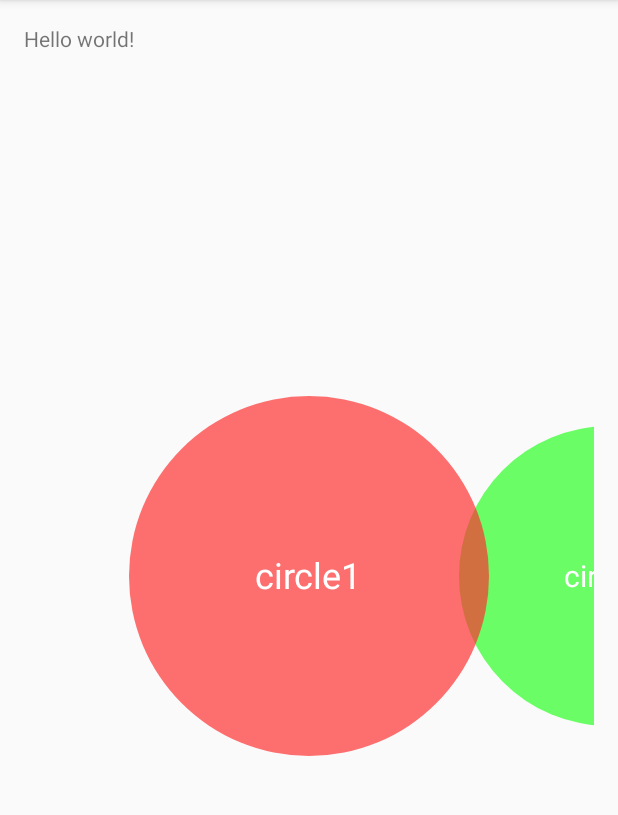
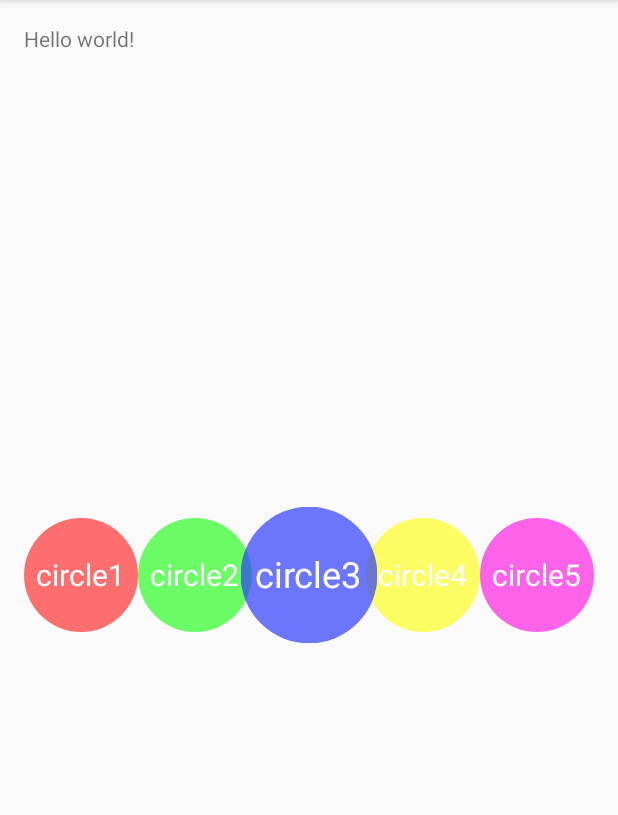
Before and after one commit to mufans/LoopScrollCircleLabel, an Android app: the screen it shows after launch (MainActivity), on a phone screen of 412 x 824 dp, the part 84-899 px from its top. Run offline under Robolectric (Android 15) with nearby library versions, the phone set to English and light mode, and no system bars.

Commit message:
初步实现循环滚动

```diff
--- /dev/null
+++ b/app/src/main/java/com/mufans/loopscrollcirclelabel/BaseAdapter.java
@@ -0,0 +1,29 @@
+package com.mufans.loopscrollcirclelabel;
+
+import android.view.View;
+import android.view.ViewGroup;
+
+/**
+ * Created by liujun on 16-1-17.
+ * 适配器基类
+ */
+public abstract class BaseAdapter {
+
+    /**
+     * 获取数据个数
+     *
+     * @return
+     */
+    public abstract int getCount();
+
+    /**
+     * 获取itemView
+     *
+     * @param pos
+     * @param itemView
+     * @param containerView
+     * @return
+     */
+    public abstract View getItemView(int pos, View itemView, ViewGroup containerView);
+
+}
--- /dev/null
+++ b/app/src/main/java/com/mufans/loopscrollcirclelabel/CircleAdapter.java
@@ -0,0 +1,56 @@
+package com.mufans.loopscrollcirclelabel;
+
+import android.content.Context;
+import android.view.LayoutInflater;
+import android.view.View;
+import android.view.ViewGroup;
+import android.widget.TextView;
+
+import java.util.List;
+
+/**
+ * Created by liujun on 16-1-17.
+ */
+public class CircleAdapter extends BaseAdapter {
+
+
+    private Context context;
+    private LayoutInflater layoutInflater;
+    private List<CircleItem> data;
+
+    public CircleAdapter(Context context, List<CircleItem> data) {
+        this.context = context;
+        layoutInflater = LayoutInflater.from(context);
+        this.data = data;
+    }
+
+    @Override
+    public int getCount() {
+        return data == null ? 0 : data.size();
+    }
+
+    @Override
+    public View getItemView(int pos, View itemView, ViewGroup containerView) {
+
+        ViewHolder viewHolder = null;
+
+        if (itemView == null) {
+            itemView = layoutInflater.inflate(R.layout.circle_item, containerView,false);
+            viewHolder = new ViewHolder();
+            viewHolder.itemView = itemView;
+            viewHolder.textView = (TextView) itemView.findViewById(R.id.txt);
+            itemView.setTag(viewHolder);
+        } else {
+            viewHolder = (ViewHolder) itemView.getTag();
+        }
+        CircleItem circleItem = data.get(pos);
+        viewHolder.itemView.setBackgroundResource(circleItem.color);
+        viewHolder.textView.setText(circleItem.txt);
+        return itemView;
+    }
+
+    private static class ViewHolder {
+        private View itemView;
+        private TextView textView;
+    }
+}
--- /dev/null
+++ b/app/src/main/java/com/mufans/loopscrollcirclelabel/LooperAdapterWrapper.java
@@ -0,0 +1,77 @@
+package com.mufans.loopscrollcirclelabel;
+
+import android.util.Log;
+import android.view.View;
+import android.view.ViewGroup;
+
+/**
+ * Created by liujun on 16-1-17.
+ * 实现循环滚动的适配器
+ */
+public class LooperAdapterWrapper extends BaseAdapter {
+
+
+    private BaseAdapter adapter;
+    private int maxCount;
+
+    /**
+     * @param maxCount 最大可见数
+     * @param adapter
+     */
+    public LooperAdapterWrapper(int maxCount, BaseAdapter adapter) {
+        this.maxCount = maxCount;
+        this.adapter = adapter;
+    }
+
+
+    @Override
+    public int getCount() {
+        int count = adapter.getCount();
+        if (count > maxCount) {
+            count = maxCount + 2;
+        } else {
+            count += 2;
+        }
+        return count;
+    }
+
+    @Override
+    public View getItemView(int pos, View itemView, ViewGroup containerView) {
+        if (pos == 0) {
+            return adapter.getItemView(adapter.getCount() - 1, itemView, containerView);
+        } else if (pos == getCount() - 1) {
+            return adapter.getItemView(0, itemView, containerView);
+        }
+        return adapter.getItemView(pos - 1, itemView, containerView);
+    }
+
+
+    public View getItemView(int pos, int firstVisiblePos, View itemView, ViewGroup containerView) {
+
+        int realPos = 0;
+
+        if (pos == 0) {
+            realPos = firstVisiblePos - 1;
+            if (realPos < 0) {
+
+                realPos += getDataCount();
+            }
+        } else if (pos == maxCount + 1) {
+            realPos = firstVisiblePos + maxCount;
+
+            if (realPos > getDataCount() - 1) {
+                realPos -= getDataCount();
+            }
+
+        } else {
+            realPos = firstVisiblePos + pos - 1;
+        }
+
+        Log.d("looperAdapter", pos + "_____" + firstVisiblePos + "________" + realPos);
+        return adapter.getItemView(realPos, itemView, containerView);
+    }
+
+    public int getDataCount() {
+        return adapter.getCount();
+    }
+}
--- a/app/src/main/java/com/mufans/loopscrollcirclelabel/LooperScrollContainer.java
+++ b/app/src/main/java/com/mufans/loopscrollcirclelabel/LooperScrollContainer.java
@@ -16,11 +16,13 @@ import java.util.List;
 /**
  * Created by liujun on 16-1-16.
  * 循环滚动的容器
+ * TODO:1.实现相邻圆缩放时相切 2.根据离中心距离缩放 3.处理viewlist的size<SCREEN_SHOW_COUNT的情况 4.缩放参数作为自定义属性
  */
 public class LooperScrollContainer extends ViewGroup {
 
     private static final String TAG = LooperScrollContainer.class.getName();
 
+    private static final int SCREEN_SHOW_COUNT = 5;
     private static final float SCALE_FACTOR = 0.2f; //缩放倍率
     private static final int STATUS_REST = 0;
     private static final int STATUS_MOVE = 1;
@@ -35,6 +37,11 @@ public class LooperScrollContainer extends ViewGroup {
     private int downX, downY;
     private int lastX, lastY;
     private int touchSlop;
+    private boolean canLoop;
+    private int maxCount;
+    private int firstVisiblePos;
+
+    private LooperAdapterWrapper looperAdapterWrapper;
 
     private List<View> viewlist = new LinkedList<>();
 
@@ -55,16 +62,23 @@ public class LooperScrollContainer extends ViewGroup {
 
     private void init(Context context) {
         touchSlop = ViewConfiguration.get(context).getScaledTouchSlop();
+        selectedPos = 2;
     }
 
     @Override
     protected void onMeasure(int widthMeasureSpec, int heightMeasureSpec) {
-        measureChildren(widthMeasureSpec, heightMeasureSpec);
+
+        // measureChildren(widthMeasureSpec, heightMeasureSpec);
         int width = MeasureSpec.getSize(widthMeasureSpec);
         int height = MeasureSpec.getSize(heightMeasureSpec);
+
+        childWidth = width / SCREEN_SHOW_COUNT;
+        childHeight = childWidth;
+        measureChildren(MeasureSpec.makeMeasureSpec(childWidth, MeasureSpec.EXACTLY), MeasureSpec.makeMeasureSpec(childWidth, MeasureSpec.EXACTLY));
+
         if (getChildCount() > 0) {
-            childWidth = getChildAt(0).getMeasuredWidth();
-            childHeight = getChildAt(0).getMeasuredHeight();
+//            childWidth = getChildAt(0).getMeasuredWidth();
+//            childHeight = getChildAt(0).getMeasuredHeight();
             height = (int) (childHeight * SCALE_FACTOR + childHeight + 0.5f);
         }
         setMeasuredDimension(width, height);
@@ -76,7 +90,7 @@ public class LooperScrollContainer extends ViewGroup {
         int height = getMeasuredHeight();
         int centerX = width / 2;
         int centerY = height / 2;
-        int left = centerX - childWidth / 2;
+        int left = -1 * childWidth;//0;//centerX - childWidth / 2;
         int top = centerY - childHeight / 2;
         int frontIndex = 0;
         float maxRatio = 0;
@@ -201,14 +215,7 @@ public class LooperScrollContainer extends ViewGroup {
 
     private void moveBy(int deltaX) {
         offsetX += deltaX;
-        Log.d(TAG, "moveBy:" + deltaX);
-        selectedPos = (-2) * offsetX / childWidth;
-        if (selectedPos < 0) {
-            selectedPos = 0;
-        } else if (selectedPos > getChildCount() - 1) {
-            selectedPos = getChildCount() - 1;
-        }
-        Log.d(TAG, "selectedPos:" + selectedPos);
+        adjustViewOrder();
         requestLayout();
     }
 
@@ -219,16 +226,27 @@ public class LooperScrollContainer extends ViewGroup {
         Log.d(TAG, "retainX:" + retainX);
         if (Math.abs(retainX) > childWidth / 2) {
             Log.d(TAG, "retainX:>");
-            to -= childWidth + retainX;
+            if (retainX > 0) {
+                to += childWidth - retainX;
+            } else {
+                to -= childWidth + retainX;
+            }
         } else {
             Log.d(TAG, "retainX:<");
             to -= retainX;
+
+
         }
+
         ValueAnimator valueAnimator = ValueAnimator.ofInt(from, to);
         valueAnimator.addUpdateListener(new ValueAnimator.AnimatorUpdateListener() {
             @Override
             public void onAnimationUpdate(ValueAnimator animation) {
                 offsetX = (int) animation.getAnimatedValue();
+                if (animation.getAnimatedFraction() == 1) {
+                    adjustViewOrder();
+                    offsetX = 0;
+                }
                 requestLayout();
             }
         });
@@ -236,4 +254,55 @@ public class LooperScrollContainer extends ViewGroup {
         valueAnimator.setInterpolator(new LinearInterpolator());
         valueAnimator.start();
     }
+
+    private void adjustViewOrder() {
+        View view = null;
+        if (offsetX <= -1 * childWidth) {
+            view = viewlist.get(0);
+            viewlist.remove(0);
+            viewlist.add(view);
+            offsetX += childWidth;
+            selectedPos++;
+        } else if (offsetX >= childWidth) {
+            view = viewlist.remove(viewlist.size() - 1);
+            viewlist.add(0, view);
+            offsetX -= childWidth;
+            selectedPos--;
+        }
+
+        int dataCount = looperAdapterWrapper.getDataCount();
+
+        Log.d(TAG, "anim:before" + selectedPos);
+        if (selectedPos >= dataCount) {
+            selectedPos = 0;
+        } else if (selectedPos < 0) {
+
+            selectedPos += dataCount;
+        }
+
+        firstVisiblePos = selectedPos - 2;
+        if (firstVisiblePos < 0) {
+            firstVisiblePos += dataCount;
+        }
+        if (view != null) {
+            int pos = viewlist.indexOf(view);
+            Log.d(TAG, "anim:" + selectedPos + ":" + firstVisiblePos + ":" + pos);
+            looperAdapterWrapper.getItemView(pos, firstVisiblePos, view, LooperScrollContainer.this);
+        }
+
+
+    }
+
+    public void setAdapter(BaseAdapter adapter) {
+        viewlist.clear();
+        removeAllViews();
+        looperAdapterWrapper = new LooperAdapterWrapper(SCREEN_SHOW_COUNT, adapter);
+        for (int i = 0; i < looperAdapterWrapper.getCount(); i++) {
+            View itemView = looperAdapterWrapper.getItemView(i, firstVisiblePos, null, this);
+            viewlist.add(itemView);
+            addView(itemView);
+        }
+        offsetX = 0;
+        requestLayout();
+    }
 }
--- a/app/src/main/java/com/mufans/loopscrollcirclelabel/MainActivity.java
+++ b/app/src/main/java/com/mufans/loopscrollcirclelabel/MainActivity.java
@@ -5,12 +5,34 @@ import android.os.Bundle;
 import android.view.Menu;
 import android.view.MenuItem;
 
+import java.util.ArrayList;
+import java.util.List;
+
 public class MainActivity extends AppCompatActivity {
 
+    LooperScrollContainer looperScrollContainer;
     @Override
     protected void onCreate(Bundle savedInstanceState) {
         super.onCreate(savedInstanceState);
         setContentView(R.layout.activity_main);
+        looperScrollContainer = (LooperScrollContainer) findViewById(R.id.looperSrollContainer);
+        CircleItem circleItem1 = new CircleItem("circle1",R.drawable.circle);
+        CircleItem circleItem2 = new CircleItem("circle2",R.drawable.circle1);
+        CircleItem circleItem3 = new CircleItem("circle3",R.drawable.circle2);
+        CircleItem circleItem4 = new CircleItem("circle4",R.drawable.circle3);
+        CircleItem circleItem5 = new CircleItem("circle5",R.drawable.circle4);
+        CircleItem circleItem6 = new CircleItem("circle6",R.drawable.circle);
+        CircleItem circleItem7 = new CircleItem("circle7",R.drawable.circle1);
+        List<CircleItem> list = new ArrayList<>();
+        list.add(circleItem1);
+        list.add(circleItem2);
+        list.add(circleItem3);
+        list.add(circleItem4);
+        list.add(circleItem5);
+        list.add(circleItem6);
+        list.add(circleItem7);
+        CircleAdapter circleAdapter = new CircleAdapter(this, list);
+        looperScrollContainer.setAdapter(circleAdapter);
     }
 
     @Override
--- a/app/src/main/res/layout/activity_main.xml
+++ b/app/src/main/res/layout/activity_main.xml
@@ -8,76 +8,10 @@
     <TextView android:text="@string/hello_world" android:layout_width="wrap_content"
         android:layout_height="wrap_content" />
     <com.mufans.loopscrollcirclelabel.LooperScrollContainer
+        android:id="@+id/looperSrollContainer"
         android:layout_width="match_parent"
         android:layout_centerInParent="true"
         android:layout_height="wrap_content">
-        <RelativeLayout
-            android:layout_width="200dp"
-            android:layout_height="200dp"
-            android:background="@drawable/circle">
-
-            <TextView
-                android:layout_width="wrap_content"
-                android:layout_height="wrap_content"
-                android:layout_centerInParent="true"
-                android:textColor="@android:color/white"
-                android:textSize="20sp"
-                android:text="circle1" />
-        </RelativeLayout>
-
-        <RelativeLayout
-            android:layout_width="200dp"
-            android:layout_height="200dp"
-            android:background="@drawable/circle1">
-
-            <TextView
-                android:layout_width="wrap_content"
-                android:layout_height="wrap_content"
-                android:layout_centerInParent="true"
-                android:text="circle2"
-                android:textColor="@android:color/white"
-                android:textSize="20sp" />
-        </RelativeLayout>
-
-        <RelativeLayout
-            android:layout_width="200dp"
-            android:layout_height="200dp"
-            android:background="@drawable/circle2">
-
-            <TextView
-                android:layout_width="wrap_content"
-                android:layout_height="wrap_content"
-                android:layout_centerInParent="true"
-                android:textColor="@android:color/white"
-                android:textSize="20sp"
-                android:text="circle3" />
-        </RelativeLayout>
-        <RelativeLayout
-            android:layout_width="200dp"
-            android:layout_height="200dp"
-            android:background="@drawable/circle3">
-
-            <TextView
-                android:layout_width="wrap_content"
-                android:layout_height="wrap_content"
-                android:layout_centerInParent="true"
-                android:textColor="@android:color/white"
-                android:textSize="20sp"
-                android:text="circle4" />
-        </RelativeLayout>
-        <RelativeLayout
-            android:layout_width="200dp"
-            android:layout_height="200dp"
-            android:background="@drawable/circle4">
-
-            <TextView
-                android:layout_width="wrap_content"
-                android:layout_height="wrap_content"
-                android:layout_centerInParent="true"
-                android:textColor="@android:color/white"
-                android:textSize="20sp"
-                android:text="circle5" />
-        </RelativeLayout>
 
     </com.mufans.loopscrollcirclelabel.LooperScrollContainer>
 
--- a/app/src/main/res/layout/circle_item.xml
+++ b/app/src/main/res/layout/circle_item.xml
@@ -1,6 +1,16 @@
 <?xml version="1.0" encoding="utf-8"?>
-<LinearLayout xmlns:android="http://schemas.android.com/apk/res/android"
-    android:orientation="vertical" android:layout_width="match_parent"
-    android:layout_height="match_parent">
+<RelativeLayout xmlns:android="http://schemas.android.com/apk/res/android"
+    android:id="@+id/item"
+    android:layout_width="match_parent"
+    android:layout_height="match_parent"
+    android:background="@drawable/circle4">
 
-</LinearLayout>
+    <TextView
+        android:id="@+id/txt"
+        android:layout_width="wrap_content"
+        android:layout_height="wrap_content"
+        android:layout_centerInParent="true"
+        android:text="circle5"
+        android:textColor="@android:color/white"
+        android:textSize="20sp" />
+</RelativeLayout>
```
Also changed, not shown: 1 other file.
